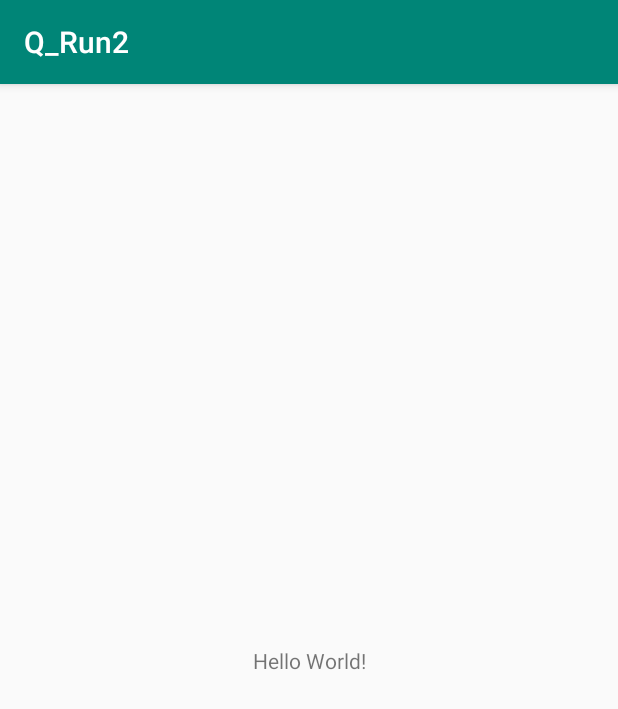
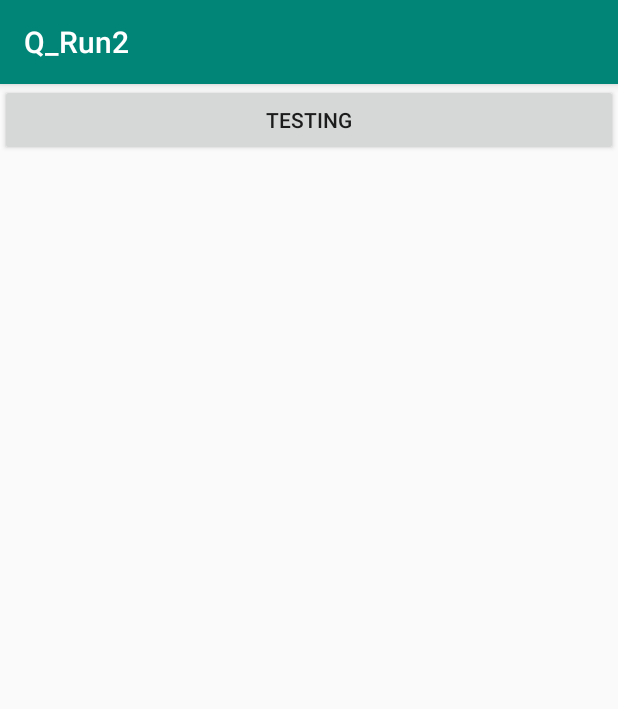
Before and after one commit to syazwan010299/Q_Run2, an Android app: the screen it shows after launch (MainActivity), on a phone screen of 412 x 824 dp. Shown: the top 709 px of the screen. Run offline under Robolectric (Android 15) with nearby library versions, the phone set to English and light mode, and no system bars; our stand-ins replace Firebase (no records; nobody signed in at launch, a user with empty details on screens opened directly).

Commit message:
fix the problem

```diff
--- a/app/src/main/AndroidManifest.xml
+++ b/app/src/main/AndroidManifest.xml
@@ -16,6 +16,13 @@
                 <category android:name="android.intent.category.LAUNCHER" />
             </intent-filter>
         </activity>
+        <activity android:name=".insertrunnername">
+            <intent-filter>
+                <action android:name="android.intent.action.MAIN" />
+
+                <category android:name="android.intent.category.LAUNCHER" />
+            </intent-filter>
+        </activity>
     </application>
 
 </manifest>
--- a/app/src/main/java/com/example/q_run2/MainActivity.java
+++ b/app/src/main/java/com/example/q_run2/MainActivity.java
@@ -1,16 +1,28 @@
 package com.example.q_run2;
 
 import com.example.q_run2.insertrunnername;
+
+import android.content.Intent;
 import android.support.v7.app.AppCompatActivity;
 import android.os.Bundle;
+import android.view.View;
+import android.widget.Button;
 
 public class MainActivity extends AppCompatActivity {
 
     insertrunnername Insert;
+    Button testing;
     @Override
     protected void onCreate(Bundle savedInstanceState) {
         super.onCreate(savedInstanceState);
         setContentView(R.layout.activity_main);
         Insert = new insertrunnername();
+        testing = (Button) findViewById(R.id.button1);
+    }
+        public void goToActivity2(View view){
+            Intent intent = new Intent(this, insertrunnername.class);
+            startActivity(intent);
+
+
     }
 }
--- a/app/src/main/res/layout/activity_main.xml
+++ b/app/src/main/res/layout/activity_main.xml
@@ -6,13 +6,20 @@
     android:layout_height="match_parent"
     tools:context=".MainActivity">
 
-    <TextView
-        android:layout_width="wrap_content"
-        android:layout_height="wrap_content"
-        android:text="Hello World!"
-        app:layout_constraintBottom_toBottomOf="parent"
-        app:layout_constraintLeft_toLeftOf="parent"
-        app:layout_constraintRight_toRightOf="parent"
-        app:layout_constraintTop_toTopOf="parent" />
+    <LinearLayout
+        android:layout_width="match_parent"
+        android:layout_height="match_parent"
+        android:orientation="vertical"
+        tools:layout_editor_absoluteX="8dp"
+        tools:layout_editor_absoluteY="8dp">
+
+        <Button
+            android:id="@+id/button1"
+            android:layout_width="match_parent"
+            android:layout_height="wrap_content"
+            android:text="Testing"
+            android:onClick="goToActivity2"
+            />
+    </LinearLayout>
 
 </android.support.constraint.ConstraintLayout>
```
